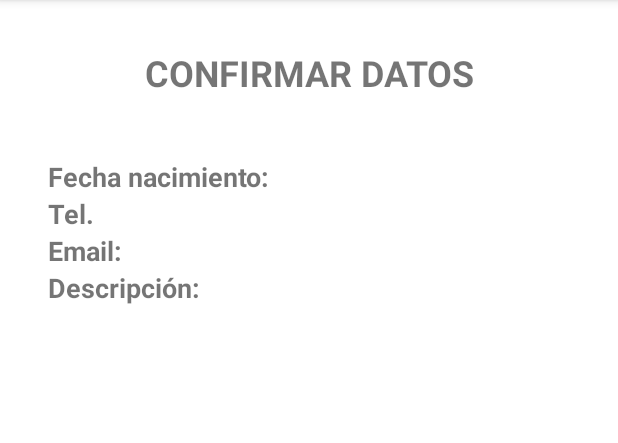
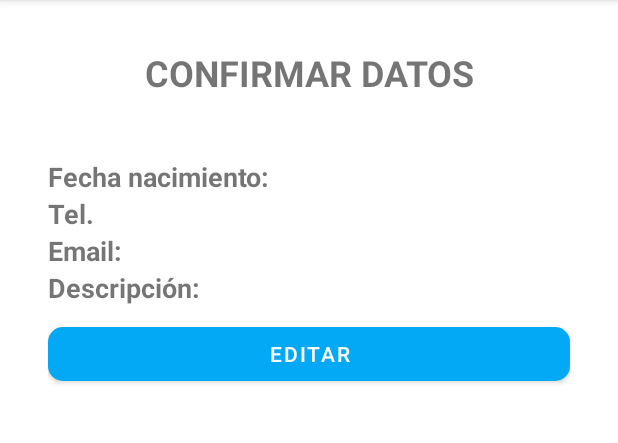
Before and after one commit to DanielAlonsoL/AppAndroid-Registro, an Android app: the screen it shows after launch (Confirmar), after a tap on "SIGUIENTE", on a phone screen of 412 x 824 dp, the part 84-527 px from its top. Run offline under Robolectric (Android 15) with nearby library versions, the phone set to English and light mode, and no system bars.

Commit message:
Se agregó botón para editar campos en el activity_confirmar.xml

```diff
--- a/app/src/main/res/layout/activity_confirmar.xml
+++ b/app/src/main/res/layout/activity_confirmar.xml
@@ -1,6 +1,7 @@
 <?xml version="1.0" encoding="utf-8"?>
 
 <androidx.coordinatorlayout.widget.CoordinatorLayout xmlns:android="http://schemas.android.com/apk/res/android"
+    xmlns:app="http://schemas.android.com/apk/res-auto"
     android:layout_height="match_parent"
     android:layout_width="match_parent"
     android:paddingBottom="@dimen/activity_vertical_margin"
@@ -123,6 +124,17 @@
                 android:gravity="center_vertical" />
         </RelativeLayout>
 
+        <com.google.android.material.button.MaterialButton
+            android:id="@+id/btnEditar"
+            android:layout_width="match_parent"
+            android:layout_height="wrap_content"
+            android:layout_alignParentBottom="true"
+            android:layout_marginTop="@dimen/editText_vertical_margin"
+            android:text="@string/texto_btn_back"
+            android:theme="@style/MiBotonRaised"
+            app:backgroundTint="@color/colorAccent"
+            app:cornerRadius="@dimen/radius_button" />
+
     </androidx.appcompat.widget.LinearLayoutCompat>
 
 </androidx.coordinatorlayout.widget.CoordinatorLayout>
--- a/app/src/main/res/layout/activity_main.xml
+++ b/app/src/main/res/layout/activity_main.xml
@@ -142,6 +142,7 @@
             android:layout_marginTop="@dimen/editText_vertical_margin"
             android:text="@string/texto_btn"
             android:theme="@style/MiBotonRaised"
+            app:backgroundTint="@color/colorAccent"
             app:cornerRadius="@dimen/radius_button" />
 
     </androidx.appcompat.widget.LinearLayoutCompat>
--- a/app/src/main/res/values/strings.xml
+++ b/app/src/main/res/values/strings.xml
@@ -2,6 +2,7 @@
     <string name="app_name">Activities</string>
     <string name="texto_registro"><b>R E G I S T R O</b></string>
     <string name="texto_btn">Siguiente</string>
+    <string name="texto_btn_back">Editar</string>
     <string name="texto_nombre"><i>Nombre completo</i></string>
     <string name="texto_fecha_nacimiento"><i>Fecha nacimiento</i></string>
     <string name="texto_telefono"><i>Télefono</i></string>
```
Also changed, not shown: app/src/main/java/com/danielalonso/activities/Confirmar.java (+12 -23 lines), app/src/main/java/com/danielalonso/activities/Datos.java (deleted, +0 -57 lines).
